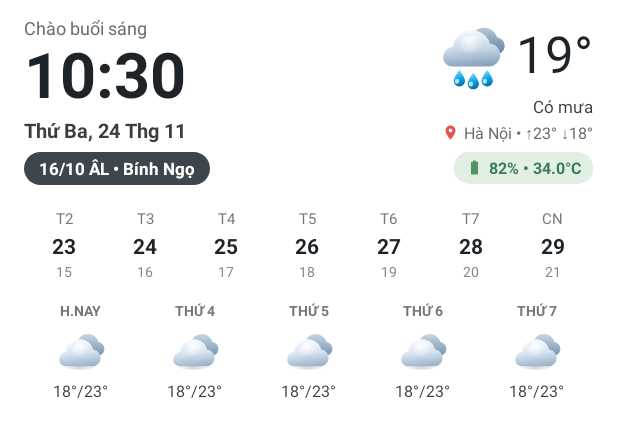
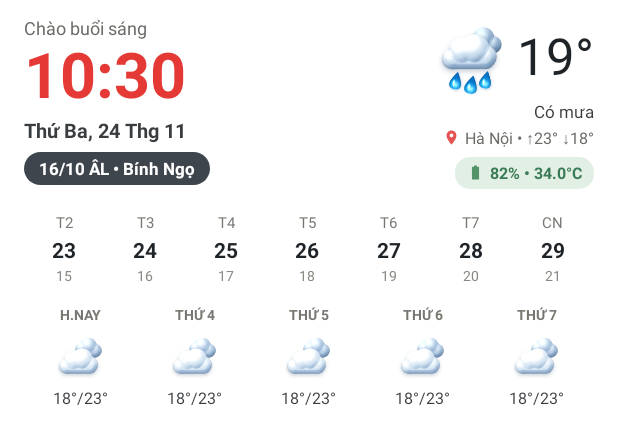
Before and after one commit to trantuanmanh007-byte/LichAmWidget, an Android app: the layout widget_lich_am.xml on its own in the app's theme, with its tools: preview values and no code run, on a phone screen of 412 x 824 dp. Shown: the top 444 px of the screen. Run offline under Robolectric (Android 15) with nearby library versions, the phone set to English and light mode, and no system bars.

Commit message:
Add files via upload

```diff
--- a/LichAmWidget_Android/app/src/main/java/com/licham/widget/LichAmWidgetProvider.kt
+++ b/LichAmWidget_Android/app/src/main/java/com/licham/widget/LichAmWidgetProvider.kt
@@ -99,7 +99,6 @@ class LichAmWidgetProvider : AppWidgetProvider() {
         ) {
             val views = RemoteViews(context.packageName, R.layout.widget_lich_am)
 
-            // 1. Background style (transparent for torn paper wallpaper, or cream card)
             val bgRes = if (WidgetPrefs.isTransparentBg(context)) {
                 R.drawable.bg_widget_transparent
             } else {
@@ -107,7 +106,6 @@ class LichAmWidgetProvider : AppWidgetProvider() {
             }
             views.setInt(R.id.widget_root, "setBackgroundResource", bgRes)
 
-            // 2. Greeting, Solar date, and Lunar badge
             val now = Calendar.getInstance()
             val hour = now.get(Calendar.HOUR_OF_DAY)
             val greeting = when {
@@ -127,7 +125,6 @@ class LichAmWidgetProvider : AppWidgetProvider() {
             val todayLunar = LunarCalendar.convertSolar2Lunar(dayOfMonth, month, year)
             views.setTextViewText(R.id.tv_lunar_badge, todayLunar.badgeLabel())
 
-            // 3. Battery level & temperature
             val batteryStatus = context.registerReceiver(
                 null,
                 IntentFilter(Intent.ACTION_BATTERY_CHANGED)
@@ -142,7 +139,6 @@ class LichAmWidgetProvider : AppWidgetProvider() {
                 String.format(Locale.US, "%d%% • %.1f°C", pct, tempC)
             )
 
-            // 4. Current weather & 5-day forecast
             val weather = WeatherRepository.loadCached(context)
             val cityName = WidgetPrefs.getCityName(context)
             if (weather != null && weather.daily.isNotEmpty()) {
@@ -180,18 +176,17 @@ class LichAmWidgetProvider : AppWidgetProvider() {
             } else {
                 views.setTextViewText(R.id.tv_temp_now, "--°")
                 views.setTextViewText(R.id.tv_weather_cond, "Chạm để cập nhật")
-                views.setImageViewResource(R.id.iv_weather_now, R.drawable.ic_weather_cloudy)
+                views.setImageViewResource(R.id.iv_weather_now, R.drawable.ic_w3d_cloudy)
                 views.setTextViewText(R.id.tv_loc_range, cityName)
                 for (i in 0 until 5) {
                     val fcCal = (now.clone() as Calendar).apply { add(Calendar.DAY_OF_YEAR, i) }
                     val label = if (i == 0) "H.NAY" else vietnameseWeekdayUpper(fcCal.get(Calendar.DAY_OF_WEEK))
                     views.setTextViewText(FORECAST_DAY_IDS[i], label)
-                    views.setImageViewResource(FORECAST_ICON_IDS[i], R.drawable.ic_weather_cloudy)
+                    views.setImageViewResource(FORECAST_ICON_IDS[i], R.drawable.ic_w3d_cloudy)
                     views.setTextViewText(FORECAST_TEMP_IDS[i], "--°/--°")
                 }
             }
 
-            // 5. 7-Day Week Calendar Strip (Monday -> Sunday)
             val mondayCal = (now.clone() as Calendar).apply {
                 val dow = get(Calendar.DAY_OF_WEEK)
                 val daysFromMonday = if (dow == Calendar.SUNDAY) 6 else (dow - Calendar.MONDAY)
@@ -224,7 +219,6 @@ class LichAmWidgetProvider : AppWidgetProvider() {
                 }
             }
 
-            // 6. Click handlers: tap left cluster to open settings, tap right/forecast to refresh
             val settingsIntent = Intent(context, MainActivity::class.java)
             val settingsPending = PendingIntent.getActivity(
                 context,
--- a/LichAmWidget_Android/app/src/main/java/com/licham/widget/WeatherRepository.kt
+++ b/LichAmWidget_Android/app/src/main/java/com/licham/widget/WeatherRepository.kt
@@ -106,13 +106,13 @@ object WeatherRepository {
 
     fun weatherIconRes(code: Int): Int {
         return when (code) {
-            0 -> R.drawable.ic_weather_clear
-            1, 2 -> R.drawable.ic_weather_partly_cloudy
-            3 -> R.drawable.ic_weather_cloudy
-            45, 48 -> R.drawable.ic_weather_fog
-            51, 53, 55, 56, 57, 61, 63, 65, 66, 67, 80, 81, 82 -> R.drawable.ic_weather_rain
-            95, 96, 99 -> R.drawable.ic_weather_storm
-            else -> R.drawable.ic_weather_cloudy
+            0 -> R.drawable.ic_w3d_clear
+            1, 2 -> R.drawable.ic_w3d_partly_cloudy
+            3 -> R.drawable.ic_w3d_cloudy
+            45, 48 -> R.drawable.ic_w3d_fog
+            51, 53, 55, 56, 57, 61, 63, 65, 66, 67, 80, 81, 82 -> R.drawable.ic_w3d_rain
+            95, 96, 99 -> R.drawable.ic_w3d_storm
+            else -> R.drawable.ic_w3d_cloudy
         }
     }
 }
--- a/LichAmWidget_Android/app/src/main/res/layout/widget_lich_am.xml
+++ b/LichAmWidget_Android/app/src/main/res/layout/widget_lich_am.xml
@@ -22,7 +22,7 @@
             android:id="@+id/layout_top_left"
             android:layout_width="0dp"
             android:layout_height="wrap_content"
-            android:layout_weight="1.1"
+            android:layout_weight="1.08"
             android:orientation="vertical">
 
             <TextView
@@ -40,7 +40,7 @@
                 android:format12Hour="HH:mm"
                 android:format24Hour="HH:mm"
                 android:includeFontPadding="false"
-                android:textColor="#1E2328"
+                android:textColor="#E53935"
                 android:textSize="42sp"
                 android:textStyle="bold" />
 
@@ -75,10 +75,10 @@
             android:id="@+id/layout_top_right"
             android:layout_width="0dp"
             android:layout_height="wrap_content"
-            android:layout_weight="1.05"
+            android:layout_weight="1.08"
             android:gravity="end"
             android:orientation="vertical"
-            android:paddingTop="2dp">
+            android:paddingTop="1dp">
 
             <LinearLayout
                 android:layout_width="wrap_content"
@@ -88,11 +88,11 @@
 
                 <ImageView
                     android:id="@+id/iv_weather_now"
-                    android:layout_width="50dp"
-                    android:layout_height="50dp"
+                    android:layout_width="54dp"
+                    android:layout_height="54dp"
                     android:layout_marginEnd="4dp"
                     android:scaleType="fitCenter"
-                    android:src="@drawable/ic_weather_rain" />
+                    android:src="@drawable/ic_w3d_rain" />
 
                 <TextView
                     android:id="@+id/tv_temp_now"
@@ -465,12 +465,12 @@
 
             <ImageView
                 android:id="@+id/iv_fc_icon_0"
-                android:layout_width="36dp"
-                android:layout_height="36dp"
+                android:layout_width="38dp"
+                android:layout_height="38dp"
                 android:layout_marginTop="2dp"
                 android:layout_marginBottom="2dp"
                 android:scaleType="fitCenter"
-                android:src="@drawable/ic_weather_cloudy" />
+                android:src="@drawable/ic_w3d_cloudy" />
 
             <TextView
                 android:id="@+id/tv_fc_temp_0"
@@ -498,12 +498,12 @@
 
             <ImageView
                 android:id="@+id/iv_fc_icon_1"
-                android:layout_width="36dp"
-                android:layout_height="36dp"
+                android:layout_width="38dp"
+                android:layout_height="38dp"
                 android:layout_marginTop="2dp"
                 android:layout_marginBottom="2dp"
                 android:scaleType="fitCenter"
-                android:src="@drawable/ic_weather_cloudy" />
+                android:src="@drawable/ic_w3d_cloudy" />
 
             <TextView
                 android:id="@+id/tv_fc_temp_1"
@@ -531,12 +531,12 @@
 
             <ImageView
                 android:id="@+id/iv_fc_icon_2"
-                android:layout_width="36dp"
-                android:layout_height="36dp"
+                android:layout_width="38dp"
+                android:layout_height="38dp"
                 android:layout_marginTop="2dp"
                 android:layout_marginBottom="2dp"
                 android:scaleType="fitCenter"
-                android:src="@drawable/ic_weather_cloudy" />
+                android:src="@drawable/ic_w3d_cloudy" />
 
             <TextView
                 android:id="@+id/tv_fc_temp_2"
@@ -564,12 +564,12 @@
 
             <ImageView
                 android:id="@+id/iv_fc_icon_3"
-                android:layout_width="36dp"
-                android:layout_height="36dp"
+                android:layout_width="38dp"
+                android:layout_height="38dp"
                 android:layout_marginTop="2dp"
                 android:layout_marginBottom="2dp"
                 android:scaleType="fitCenter"
-                android:src="@drawable/ic_weather_cloudy" />
+                android:src="@drawable/ic_w3d_cloudy" />
 
             <TextView
                 android:id="@+id/tv_fc_temp_3"
@@ -597,12 +597,12 @@
 
             <ImageView
                 android:id="@+id/iv_fc_icon_4"
-                android:layout_width="36dp"
-                android:layout_height="36dp"
+                android:layout_width="38dp"
+                android:layout_height="38dp"
                 android:layout_marginTop="2dp"
                 android:layout_marginBottom="2dp"
                 android:scaleType="fitCenter"
-                android:src="@drawable/ic_weather_cloudy" />
+                android:src="@drawable/ic_w3d_cloudy" />
 
             <TextView
                 android:id="@+id/tv_fc_temp_4"
```
Also changed, not shown: LichAmWidget_Android/app/src/main/res/drawable-nodpi/ic_w3d_clear.png (added), LichAmWidget_Android/app/src/main/res/drawable-nodpi/ic_w3d_cloudy.png (added), LichAmWidget_Android/app/src/main/res/drawable-nodpi/ic_w3d_fog.png (added), LichAmWidget_Android/app/src/main/res/drawable-nodpi/ic_w3d_partly_cloudy.png (added), LichAmWidget_Android/app/src/main/res/drawable-nodpi/ic_w3d_rain.png (added), LichAmWidget_Android/app/src/main/res/drawable-nodpi/ic_w3d_storm.png (added).
